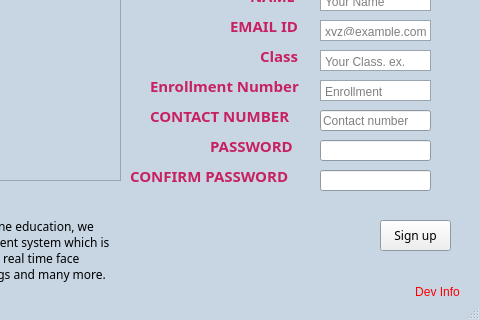
This is StudentSignUpWindow.ui in sarthakforwet/Attendance-Record-Management-System as Qt 5 draws it before an edit; both pictures show x 260 to 740 and y 120 to 440 of the 740 by 440 pixel window. The edited form follows.
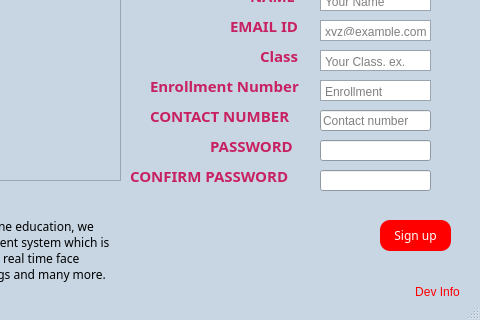
This is the edited form. Icons and pictures are not drawn.

```diff
--- a/StudentSignUpWindow.ui
+++ b/StudentSignUpWindow.ui
@@ -153,7 +153,16 @@
        <colorrole role="WindowText">
         <brush brushstyle="SolidPattern">
          <color alpha="255">
-          <red>0</red>
+          <red>255</red>
+          <green>255</green>
+          <blue>255</blue>
+         </color>
+        </brush>
+       </colorrole>
+       <colorrole role="Button">
+        <brush brushstyle="SolidPattern">
+         <color alpha="255">
+          <red>255</red>
           <green>0</green>
           <blue>0</blue>
          </color>
@@ -189,16 +198,34 @@
        <colorrole role="Text">
         <brush brushstyle="SolidPattern">
          <color alpha="255">
-          <red>0</red>
-          <green>0</green>
-          <blue>0</blue>
+          <red>255</red>
+          <green>255</green>
+          <blue>255</blue>
          </color>
         </brush>
        </colorrole>
        <colorrole role="ButtonText">
         <brush brushstyle="SolidPattern">
          <color alpha="255">
-          <red>0</red>
+          <red>255</red>
+          <green>255</green>
+          <blue>255</blue>
+         </color>
+        </brush>
+       </colorrole>
+       <colorrole role="Base">
+        <brush brushstyle="SolidPattern">
+         <color alpha="255">
+          <red>255</red>
+          <green>0</green>
+          <blue>0</blue>
+         </color>
+        </brush>
+       </colorrole>
+       <colorrole role="Window">
+        <brush brushstyle="SolidPattern">
+         <color alpha="255">
+          <red>255</red>
           <green>0</green>
           <blue>0</blue>
          </color>
@@ -218,7 +245,16 @@
        <colorrole role="WindowText">
         <brush brushstyle="SolidPattern">
          <color alpha="255">
-          <red>0</red>
+          <red>255</red>
+          <green>255</green>
+          <blue>255</blue>
+         </color>
+        </brush>
+       </colorrole>
+       <colorrole role="Button">
+        <brush brushstyle="SolidPattern">
+         <color alpha="255">
+          <red>255</red>
           <green>0</green>
           <blue>0</blue>
          </color>
@@ -254,16 +290,34 @@
        <colorrole role="Text">
         <brush brushstyle="SolidPattern">
          <color alpha="255">
-          <red>0</red>
-          <green>0</green>
-          <blue>0</blue>
+          <red>255</red>
+          <green>255</green>
+          <blue>255</blue>
          </color>
         </brush>
        </colorrole>
        <colorrole role="ButtonText">
         <brush brushstyle="SolidPattern">
          <color alpha="255">
-          <red>0</red>
+          <red>255</red>
+          <green>255</green>
+          <blue>255</blue>
+         </color>
+        </brush>
+       </colorrole>
+       <colorrole role="Base">
+        <brush brushstyle="SolidPattern">
+         <color alpha="255">
+          <red>255</red>
+          <green>0</green>
+          <blue>0</blue>
+         </color>
+        </brush>
+       </colorrole>
+       <colorrole role="Window">
+        <brush brushstyle="SolidPattern">
+         <color alpha="255">
+          <red>255</red>
           <green>0</green>
           <blue>0</blue>
          </color>
@@ -283,9 +337,18 @@
        <colorrole role="WindowText">
         <brush brushstyle="SolidPattern">
          <color alpha="255">
-          <red>253</red>
-          <green>253</green>
-          <blue>253</blue>
+          <red>255</red>
+          <green>255</green>
+          <blue>255</blue>
+         </color>
+        </brush>
+       </colorrole>
+       <colorrole role="Button">
+        <brush brushstyle="SolidPattern">
+         <color alpha="255">
+          <red>255</red>
+          <green>0</green>
+          <blue>0</blue>
          </color>
         </brush>
        </colorrole>
@@ -319,18 +382,36 @@
        <colorrole role="Text">
         <brush brushstyle="SolidPattern">
          <color alpha="255">
-          <red>253</red>
-          <green>253</green>
-          <blue>253</blue>
+          <red>255</red>
+          <green>255</green>
+          <blue>255</blue>
          </color>
         </brush>
        </colorrole>
        <colorrole role="ButtonText">
         <brush brushstyle="SolidPattern">
          <color alpha="255">
-          <red>253</red>
-          <green>253</green>
-          <blue>253</blue>
+          <red>255</red>
+          <green>255</green>
+          <blue>255</blue>
+         </color>
+        </brush>
+       </colorrole>
+       <colorrole role="Base">
+        <brush brushstyle="SolidPattern">
+         <color alpha="255">
+          <red>255</red>
+          <green>0</green>
+          <blue>0</blue>
+         </color>
+        </brush>
+       </colorrole>
+       <colorrole role="Window">
+        <brush brushstyle="SolidPattern">
+         <color alpha="255">
+          <red>255</red>
+          <green>0</green>
+          <blue>0</blue>
          </color>
         </brush>
        </colorrole>
@@ -352,6 +433,13 @@
       <pointsize>9</pointsize>
      </font>
     </property>
+    <property name="styleSheet">
+     <string notr="true">QPushButton{
+	background-color:rgb(255,0,0);
+	border-radius:10px;
+	color:#FFFFFF;
+}</string>
+    </property>
     <property name="text">
      <string>Sign up</string>
     </property>
```
